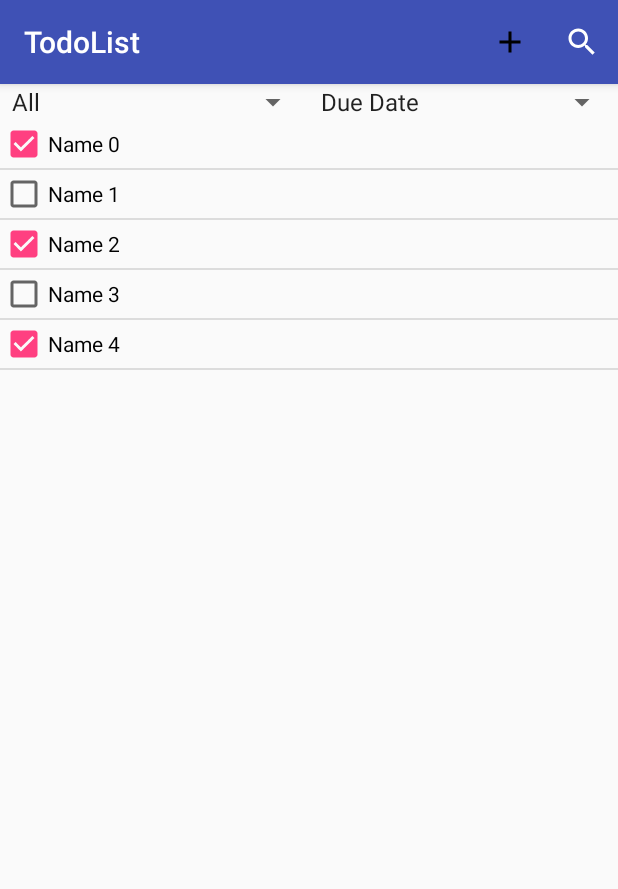
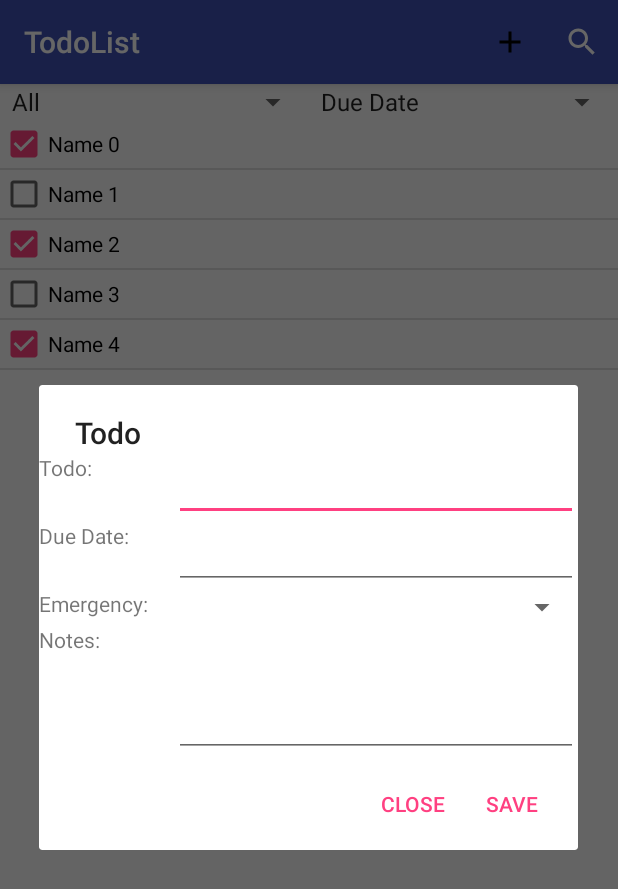
Before and after one commit to MrcRs/cs442-todo-list, an Android app: the screen it shows after launch (MainActivity), after a tap on "Add", on a phone screen of 412 x 824 dp. Shown: the top 889 px of the screen. Run offline under Robolectric (Android 15) with nearby library versions, the phone set to English and light mode, and no system bars.

Commit message:
add todo dialog

```diff
--- a/TodoList/app/src/main/java/com/example/tungd/todolist/MainActivity.java
+++ b/TodoList/app/src/main/java/com/example/tungd/todolist/MainActivity.java
@@ -1,5 +1,6 @@
 package com.example.tungd.todolist;
 
+import android.support.v4.app.DialogFragment;
 import android.support.v7.app.AppCompatActivity;
 import android.os.Bundle;
 import android.support.v7.widget.SearchView;
@@ -66,11 +67,21 @@ public class MainActivity extends AppCompatActivity implements AdapterView.OnIte
             @Override
             public boolean onQueryTextChange(String newText) {
                 adapter.getFilter().filter(newText);
-
                 return false;
             }
         });
         return super.onCreateOptionsMenu(menu);
+    }
+
+    @Override
+    public boolean onOptionsItemSelected(MenuItem item) {
+        switch (item.getItemId()) {
+            case R.id.add_button:
+                DialogFragment dialogFragment = new TodoDialog();
+                dialogFragment.show(getSupportFragmentManager(), "Todo");
+                return true;
+        }
+        return super.onOptionsItemSelected(item);
     }
 
     @Override
--- /dev/null
+++ b/TodoList/app/src/main/java/com/example/tungd/todolist/TodoDialog.java
@@ -0,0 +1,37 @@
+package com.example.tungd.todolist;
+
+import android.app.Dialog;
+import android.content.DialogInterface;
+import android.os.Bundle;
+import android.support.annotation.NonNull;
+import android.support.v4.app.DialogFragment;
+import android.support.v7.app.AlertDialog;
+import android.view.LayoutInflater;
+
+/**
+ * Created by tungd on 5/6/2017.
+ */
+
+public class TodoDialog extends DialogFragment {
+    @NonNull
+    @Override
+    public Dialog onCreateDialog(Bundle savedInstanceState) {
+        AlertDialog.Builder builder = new AlertDialog.Builder(getActivity());
+        LayoutInflater inflater = getActivity().getLayoutInflater();
+        builder.setView(R.layout.create_todo_dialog)
+                .setTitle("Todo")
+                .setPositiveButton("Save", new DialogInterface.OnClickListener() {
+                    @Override
+                    public void onClick(DialogInterface dialog, int which) {
+
+                    }
+                })
+                .setNegativeButton("Close", new DialogInterface.OnClickListener() {
+                    @Override
+                    public void onClick(DialogInterface dialog, int which) {
+
+                    }
+                });
+        return builder.create();
+    }
+}
--- /dev/null
+++ b/TodoList/app/src/main/res/layout/create_todo_dialog.xml
@@ -0,0 +1,87 @@
+<?xml version="1.0" encoding="utf-8"?>
+<LinearLayout xmlns:android="http://schemas.android.com/apk/res/android"
+    android:orientation="vertical" android:layout_width="match_parent"
+    android:layout_height="match_parent">
+
+    <LinearLayout
+        android:layout_width="match_parent"
+        android:layout_height="wrap_content"
+        android:orientation="horizontal">
+
+        <TextView
+            android:layout_width="match_parent"
+            android:layout_height="match_parent"
+            android:layout_weight="3"
+            android:text="Todo:"
+            android:textAppearance="@android:style/TextAppearance.Material.Small" />
+
+        <EditText
+            android:id="@+id/todo_name"
+            android:layout_width="match_parent"
+            android:layout_height="match_parent"
+            android:layout_weight="1"
+            android:ems="10"/>
+
+    </LinearLayout>
+
+    <LinearLayout
+        android:layout_width="match_parent"
+        android:layout_height="match_parent"
+        android:orientation="horizontal">
+
+        <TextView
+            android:layout_width="match_parent"
+            android:layout_height="match_parent"
+            android:layout_weight="3"
+            android:text="Due Date:" />
+
+        <EditText
+            android:id="@+id/todo_due_date"
+            android:layout_width="match_parent"
+            android:layout_height="match_parent"
+            android:layout_weight="1"
+            android:ems="10"
+            android:inputType="date" />
+
+    </LinearLayout>
+
+    <LinearLayout
+        android:layout_width="match_parent"
+        android:layout_height="match_parent"
+        android:orientation="horizontal">
+
+        <TextView
+            android:layout_width="match_parent"
+            android:layout_height="match_parent"
+            android:layout_weight="3"
+            android:text="Emergency:" />
+
+        <Spinner
+            android:id="@+id/todo_emergency"
+            android:layout_width="match_parent"
+            android:layout_height="match_parent"
+            android:layout_weight="1" />
+    </LinearLayout>
+
+    <LinearLayout
+        android:layout_width="match_parent"
+        android:layout_height="match_parent"
+        android:orientation="horizontal">
+
+        <TextView
+            android:layout_width="match_parent"
+            android:layout_height="match_parent"
+            android:layout_weight="3"
+            android:text="Notes:" />
+
+        <EditText
+            android:id="@+id/todo_notes"
+            android:layout_width="match_parent"
+            android:layout_height="match_parent"
+            android:layout_weight="1"
+            android:ems="10"
+            android:inputType="textMultiLine"
+            android:lines="3"/>
+    </LinearLayout>
+
+</LinearLayout>
```
